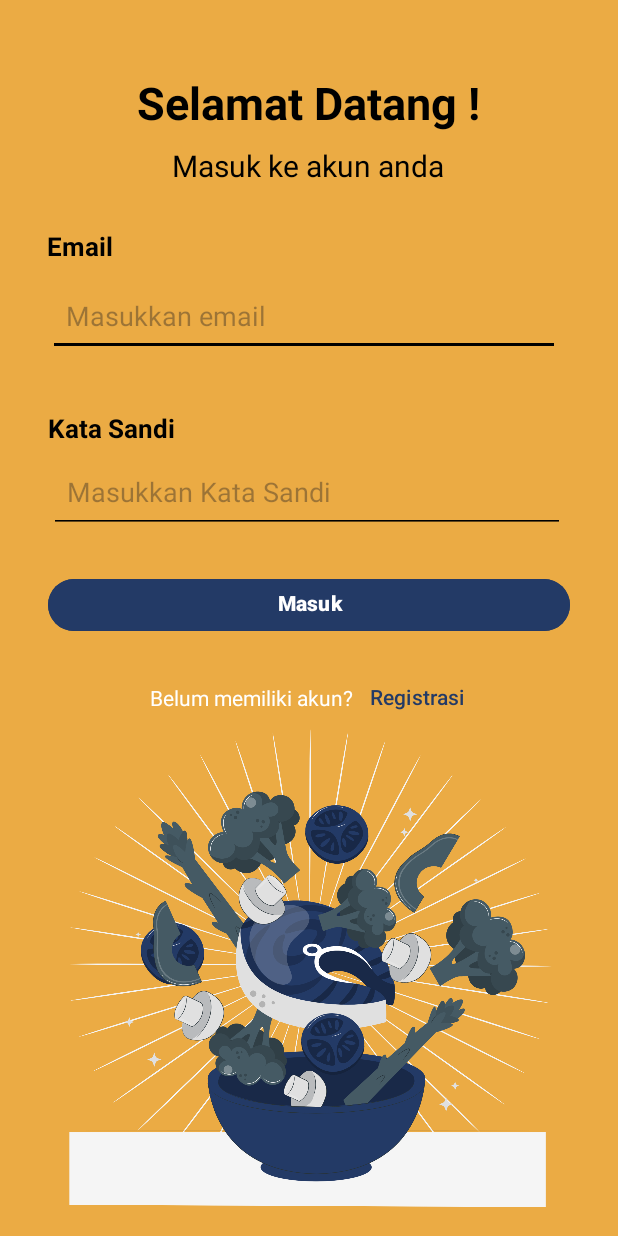
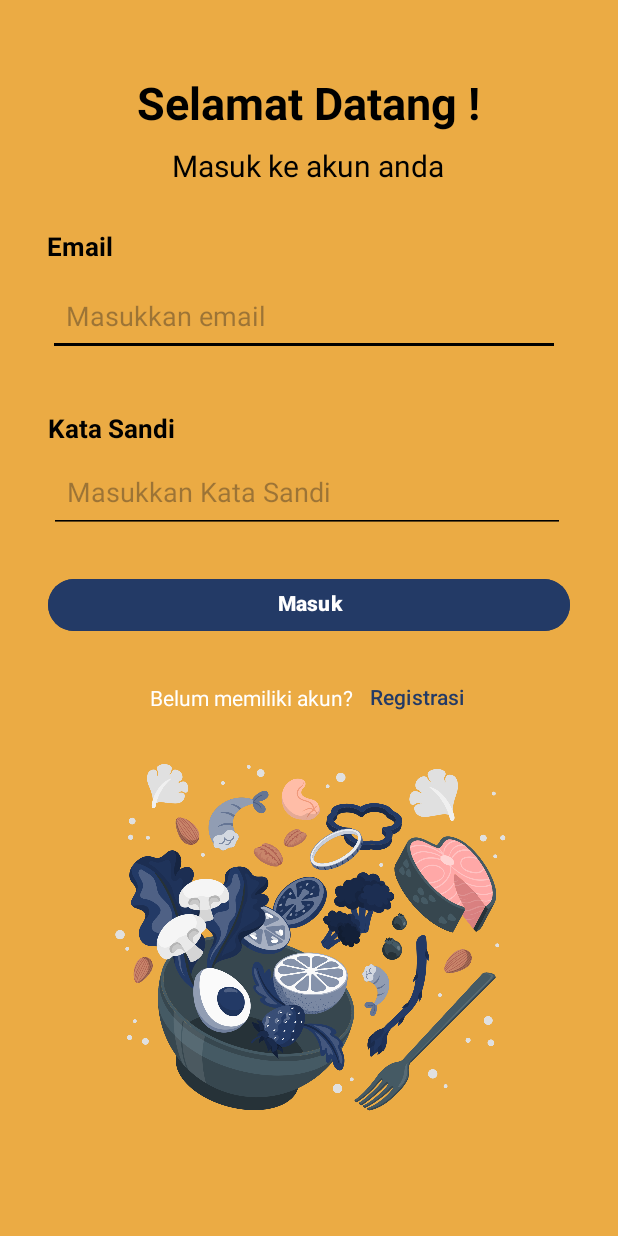
Before and after one commit to rizkimln/NutriPlan, an Android app: the Login screen opened directly, with no data from a screen before it, on a phone screen of 412 x 824 dp. Run offline under Robolectric (Android 15) with nearby library versions, the phone set to English and light mode, and no system bars; our stand-ins replace Firebase (no records; nobody signed in at launch, a user with empty details on screens opened directly).

Commit message:
ganti login

```diff
--- a/app/src/main/res/layout/activity_login.xml
+++ b/app/src/main/res/layout/activity_login.xml
@@ -145,13 +145,13 @@
 
     <ImageView
         android:id="@+id/imageView"
-        android:layout_width="370dp"
-        android:layout_height="332dp"
-        android:layout_marginTop="50dp"
+        android:layout_width="410dp"
+        android:layout_height="284dp"
+        android:layout_marginTop="60dp"
         app:layout_constraintEnd_toEndOf="parent"
         app:layout_constraintStart_toStartOf="parent"
         app:layout_constraintTop_toBottomOf="@+id/btnMasuk"
-        app:srcCompat="@drawable/loginregist" />
+        app:srcCompat="@drawable/newlogin" />
 
 
 </androidx.constraintlayout.widget.ConstraintLayout>
```
Also changed, not shown: app/src/main/res/drawable/newlogin.png (added).
